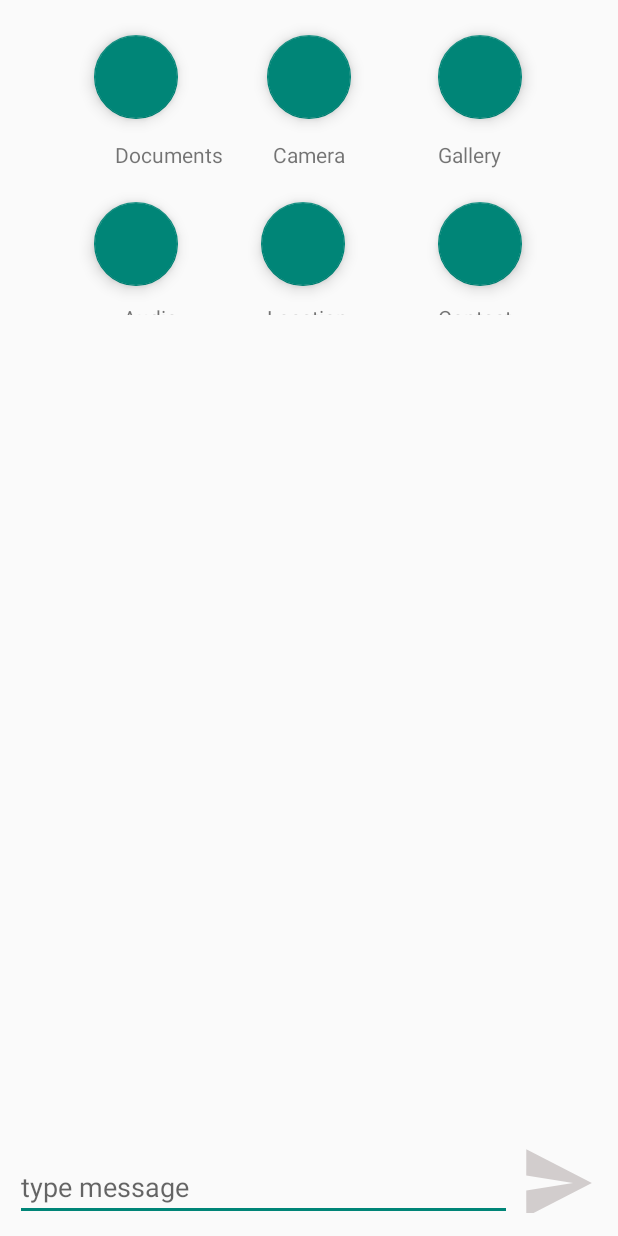
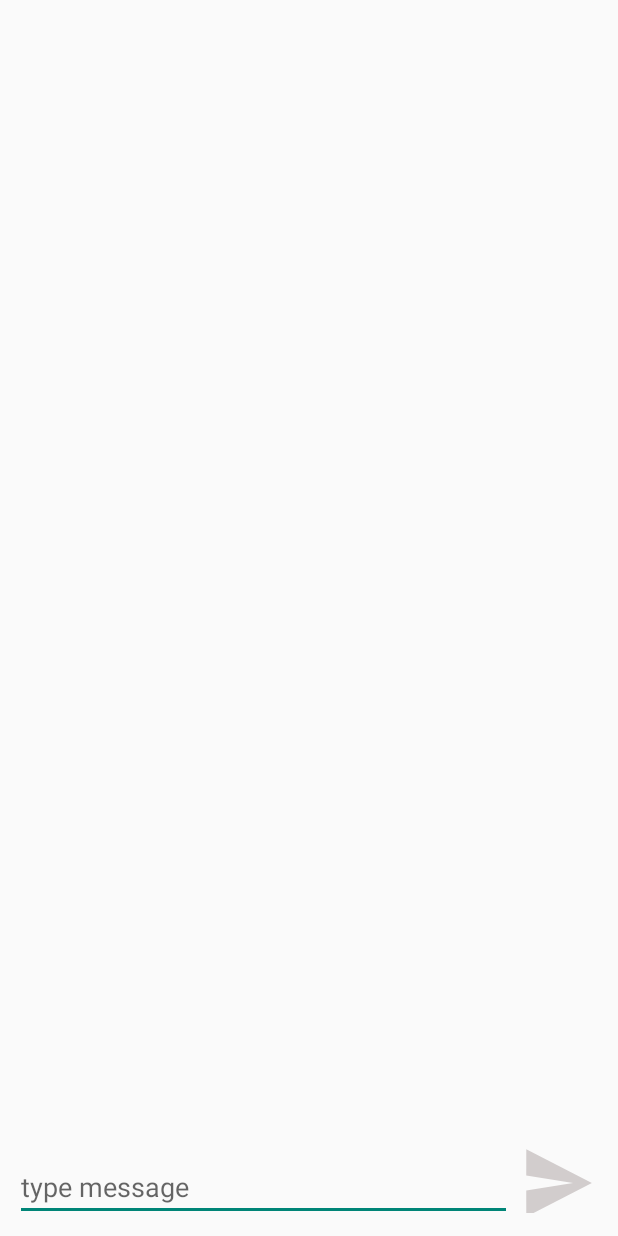
Before and after one commit to faizrehman1/ChatApplication, an Android app: the layout activity_conversation_.xml on its own in the app's theme, with its tools: preview values and no code run, on a phone screen of 412 x 824 dp. Run offline under Robolectric (Android 15) with nearby library versions, the phone set to English and light mode, and no system bars.

Commit message:
implement attachment option on chatActivity (Not Completed yet)

```diff
--- a/ChatApplication/app/src/main/java/com/example/faiz/mylogin/ui/Conversation_Activity.java
+++ b/ChatApplication/app/src/main/java/com/example/faiz/mylogin/ui/Conversation_Activity.java
@@ -119,6 +119,7 @@ public class Conversation_Activity extends AppCompatActivity {
             @Override
             public void onClick(View view) {
                 relative.setVisibility(View.GONE);
+                messageField.setFocusable(true);
                 flag = true;
             }
         });
@@ -452,9 +453,12 @@ public class Conversation_Activity extends AppCompatActivity {
         if(id == R.id.action_attach && flag){
             relative.setVisibility(View.VISIBLE);
             view.setVisibility(View.VISIBLE);
+            messageField.setFocusable(false);
             flag = false;
         }else {
             relative.setVisibility(View.GONE);
+            messageField.setFocusable(true);
+
             flag = true;
         }
 //        }else if(id == R.id.action_attachfile){
--- a/ChatApplication/app/src/main/res/layout/activity_conversation_.xml
+++ b/ChatApplication/app/src/main/res/layout/activity_conversation_.xml
@@ -45,19 +45,13 @@
         android:background="@drawable/ic_menu_send"/>
 
 
-    <View
-        android:layout_width="match_parent"
-        android:layout_height="match_parent"
-        android:visibility="gone"
-        android:layout_below="@+id/attach_container"
-        android:id="@+id/cover"
-        android:layout_above="@+id/editText_Conversation_message"></View>
+
 
     <RelativeLayout
         android:layout_width="match_parent"
-        android:layout_height="200dp"
+        android:layout_height="230dp"
         android:id="@+id/attach_container"
-        android:visibility="visible"
+        android:visibility="gone"
         android:layout_alignParentTop="true"
         android:layout_alignParentStart="true">
 
@@ -65,7 +59,8 @@
         <android.support.design.widget.FloatingActionButton
             android:layout_width="wrap_content"
             android:layout_height="wrap_content"
-            android:id="@+id/floatingActionButton2"
+            android:id="@+id/cam_btn"
+
             android:layout_alignParentTop="true"
             android:layout_centerHorizontal="true"
             android:layout_marginTop="13dp" />
@@ -75,8 +70,8 @@
             android:layout_width="wrap_content"
             android:layout_height="wrap_content"
             android:id="@+id/doc_btn"
-            android:layout_alignTop="@+id/floatingActionButton2"
-            android:layout_toStartOf="@+id/floatingActionButton2"
+            android:layout_alignTop="@+id/cam_btn"
+            android:layout_toStartOf="@+id/cam_btn"
             android:layout_marginEnd="59dp" />
 
         <android.support.design.widget.FloatingActionButton
@@ -84,24 +79,21 @@
             android:layout_height="wrap_content"
             android:id="@+id/gallery_btn"
             android:layout_marginStart="58dp"
-            android:layout_alignTop="@+id/floatingActionButton2"
-            android:layout_toEndOf="@+id/floatingActionButton2" />
+            android:layout_alignTop="@+id/cam_btn"
+            android:layout_toEndOf="@+id/cam_btn" />
 
         <android.support.design.widget.FloatingActionButton
             android:layout_width="wrap_content"
-
             android:layout_height="wrap_content"
-
-
-            android:id="@+id/floatingActionButton5"
-            android:layout_alignTop="@+id/floatingActionButton6"
+            android:id="@+id/contact_btn"
+            android:layout_alignTop="@+id/locat_btn"
             android:layout_alignStart="@+id/gallery_btn" />
 
         <android.support.design.widget.FloatingActionButton
             android:layout_width="wrap_content"
             android:layout_height="wrap_content"
-            android:id="@+id/floatingActionButton6"
-            android:layout_alignTop="@+id/floatingActionButton4"
+            android:id="@+id/locat_btn"
+            android:layout_alignTop="@+id/aud_btn"
             android:layout_alignEnd="@+id/camera" />
 
         <TextView
@@ -143,9 +135,7 @@
         <android.support.design.widget.FloatingActionButton
             android:layout_width="wrap_content"
             android:layout_height="wrap_content"
-
-
-            android:id="@+id/floatingActionButton4"
+            android:id="@+id/aud_btn"
             android:layout_marginTop="22dp"
             android:layout_below="@+id/doc"
             android:layout_alignStart="@+id/doc_btn" />
@@ -156,8 +146,8 @@
             android:layout_height="wrap_content"
             android:layout_marginTop="11dp"
             android:id="@+id/audio"
-            android:layout_below="@+id/floatingActionButton4"
-            android:layout_alignEnd="@+id/floatingActionButton4" />
+            android:layout_below="@+id/aud_btn"
+            android:layout_alignEnd="@+id/aud_btn" />
 
         <TextView
             android:text="Contact"
@@ -166,8 +156,15 @@
             android:id="@+id/contact"
             android:layout_alignBaseline="@+id/locat"
             android:layout_alignBottom="@+id/locat"
-            android:layout_alignStart="@+id/floatingActionButton5" />
+            android:layout_alignStart="@+id/contact_btn" />
 
 
     </RelativeLayout>
+   <View
+    android:layout_width="match_parent"
+    android:layout_height="match_parent"
+    android:visibility="visible"
+    android:layout_below="@+id/attach_container"
+    android:id="@+id/cover"
+    android:layout_above="@+id/editText_Conversation_message"></View>
 </RelativeLayout>
```
